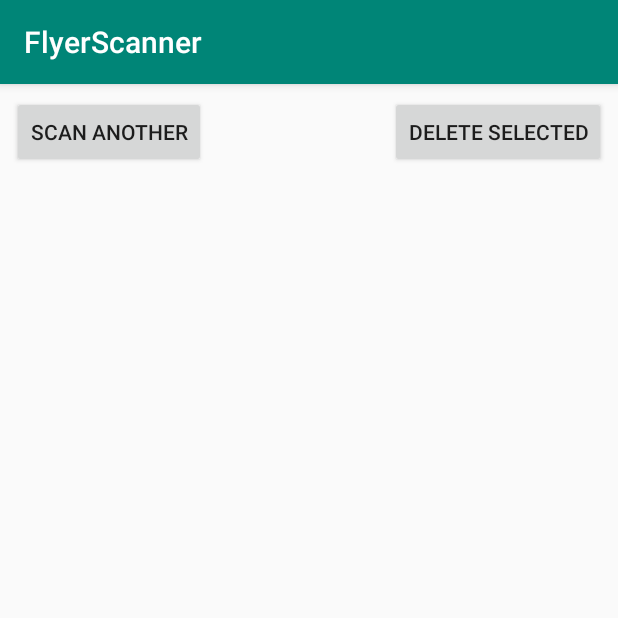
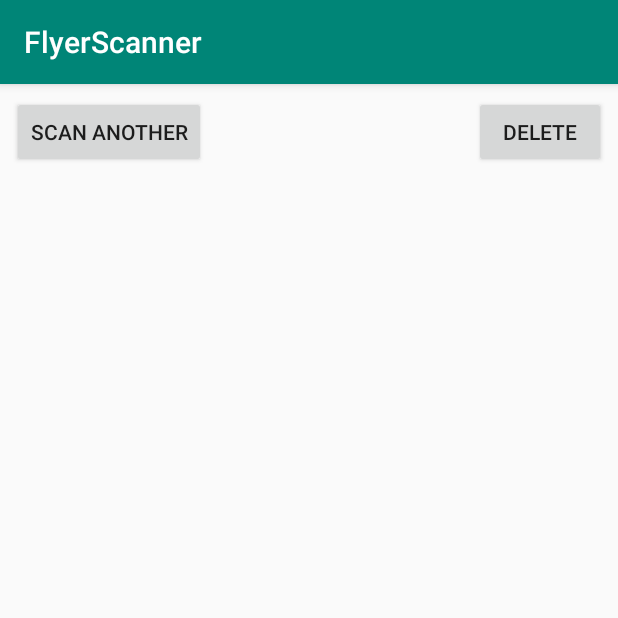
Before and after one commit to hexalellogram/FlyerScanner, an Android app: the ListActivity screen opened directly, with no data from a screen before it, on a phone screen of 412 x 824 dp, the top half of it. Run offline under Robolectric (Android 15) with nearby library versions, the phone set to English and light mode, and no system bars; 2 statements that could not run were skipped.

Commit message:
Added scrollview

```diff
--- a/app/src/main/java/com/sdhacks/flyerscanner/ConfirmActivity.java
+++ b/app/src/main/java/com/sdhacks/flyerscanner/ConfirmActivity.java
@@ -9,6 +9,7 @@ import android.os.Bundle;
 import android.util.Log;
 import android.view.View;
 import android.widget.Button;
+import android.widget.Toast;
 
 import com.amazonaws.services.comprehend.model.KeyPhrase;
 import com.google.android.gms.tasks.OnFailureListener;
@@ -56,7 +57,11 @@ public class ConfirmActivity extends AppCompatActivity {
     public void onContinueClick(View view) {
         // Do something with strings and call next activity
 
-        finish();
+        if(keyPhrases == null) {
+            Toast.makeText(getApplicationContext(), "No text found", Toast.LENGTH_LONG).show();
+        } else {
+            finish();
+        }
     }
 
     private void runTextRecognition() {
--- a/app/src/main/java/com/sdhacks/flyerscanner/ListActivity.java
+++ b/app/src/main/java/com/sdhacks/flyerscanner/ListActivity.java
@@ -1,17 +1,11 @@
 package com.sdhacks.flyerscanner;
 
 import androidx.appcompat.app.AppCompatActivity;
-
-import android.content.Intent;
 import android.os.Bundle;
 import android.view.View;
 import android.widget.CheckBox;
 import android.widget.LinearLayout;
-
-import net.fortuna.ical4j.model.component.VEvent;
-
 import java.io.File;
-import java.util.ArrayList;
 import java.util.HashMap;
 import java.util.PriorityQueue;
 
--- a/app/src/main/res/layout/activity_list.xml
+++ b/app/src/main/res/layout/activity_list.xml
@@ -26,9 +26,17 @@
         android:layout_marginTop="8dp"
         android:layout_marginEnd="8dp"
         android:onClick="onDeleteClick"
-        android:text="Delete Selected"
+        android:text="Delete"
         app:layout_constraintEnd_toEndOf="parent"
         app:layout_constraintTop_toTopOf="parent" />
+
+    <ScrollView
+        android:layout_width="match_parent"
+        android:layout_height="0dp"
+        app:layout_constraintBottom_toBottomOf="parent"
+        app:layout_constraintEnd_toEndOf="parent"
+        app:layout_constraintStart_toStartOf="parent"
+        app:layout_constraintTop_toBottomOf="@+id/scanAnotherButton">
 
         <LinearLayout
             android:id="@+id/internalLinearLayout"
@@ -38,5 +46,11 @@
             android:orientation="vertical"
             app:layout_constraintEnd_toEndOf="parent"
             app:layout_constraintStart_toStartOf="parent"
-        app:layout_constraintTop_toBottomOf="@+id/scanAnotherButton"></LinearLayout>
+            app:layout_constraintTop_toBottomOf="@+id/scanAnotherButton">
+
+        </LinearLayout>
+
+    </ScrollView>
+
+
 </androidx.constraintlayout.widget.ConstraintLayout>
```
Lines whose indentation alone changed are shown as unchanged.
